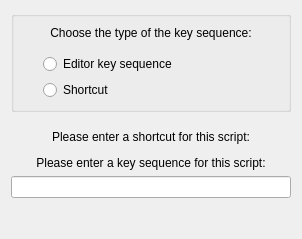
This is src/dialogs/scriptshortcutdialog_base.ui in KDE/kile as Qt 5 draws it before an edit. The edited form follows.
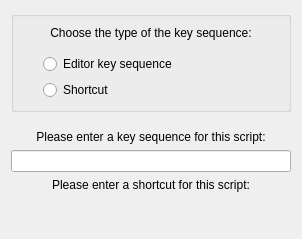
This is the edited form. Custom widgets are drawn as their Qt base class.

Commit message: add 'Whats This' info

```diff
--- a/src/dialogs/scriptshortcutdialog_base.ui
+++ b/src/dialogs/scriptshortcutdialog_base.ui
@@ -131,6 +131,19 @@
      </property>
     </spacer>
    </item>
+   <item>
+    <widget class="QLabel" name="m_lbKeySequence">
+     <property name="text">
+      <string>Please enter a key sequence for this script:</string>
+     </property>
+     <property name="alignment">
+      <set>Qt::AlignCenter</set>
+     </property>
+    </widget>
+   </item>
+   <item>
+    <widget class="QLineEdit" name="m_leKeySequence"/>
+   </item>
    <item>
     <widget class="QLabel" name="m_lbShortcut">
      <property name="layoutDirection">
@@ -154,19 +167,6 @@
      </property>
     </widget>
    </item>
-   <item>
-    <widget class="QLabel" name="m_lbKeySequence">
-     <property name="text">
-      <string>Please enter a key sequence for this script:</string>
-     </property>
-     <property name="alignment">
-      <set>Qt::AlignCenter</set>
-     </property>
-    </widget>
-   </item>
-   <item>
-    <widget class="QLineEdit" name="m_leKeySequence"/>
-   </item>
    <item>
     <spacer name="verticalSpacer">
      <property name="orientation">
```
Left out of the diff: 1 changed line with no effect on the pictures. The commit also changes 1 other file.
